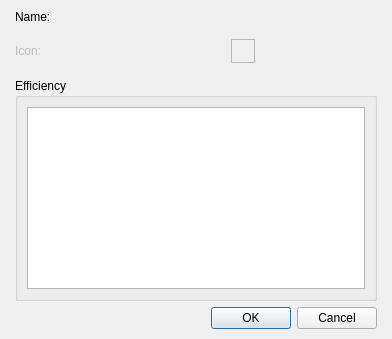
Qt form Editor/Dialogs/Systems/dialogsystemelement.ui (RPG-Paper-Maker/RPG-Paper-Maker) before a commit.
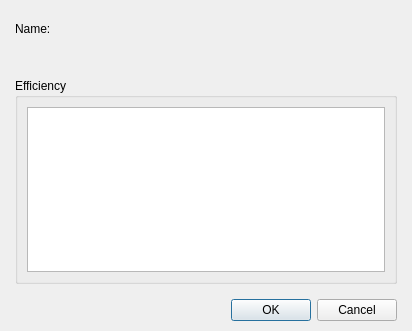
The same form after that commit. Custom widgets are drawn as their Qt base class.

Diff of the .ui file:
```diff
--- a/Editor/Dialogs/Systems/dialogsystemelement.ui
+++ b/Editor/Dialogs/Systems/dialogsystemelement.ui
@@ -6,14 +6,14 @@
    <rect>
     <x>0</x>
     <y>0</y>
-    <width>392</width>
-    <height>339</height>
+    <width>412</width>
+    <height>331</height>
    </rect>
   </property>
   <property name="windowTitle">
    <string>Element</string>
   </property>
-  <layout class="QGridLayout" name="gridLayout_3">
+  <layout class="QGridLayout" name="gridLayout_2">
    <property name="leftMargin">
     <number>15</number>
    </property>
@@ -27,22 +27,22 @@
     <number>10</number>
    </property>
    <item row="0" column="0">
-    <layout class="QVBoxLayout" name="verticalLayout_2">
+    <layout class="QVBoxLayout" name="verticalLayout_2" stretch="1,0">
+     <property name="spacing">
+      <number>15</number>
+     </property>
      <item>
-      <layout class="QVBoxLayout" name="verticalLayout">
-       <property name="spacing">
-        <number>15</number>
-       </property>
+      <layout class="QVBoxLayout" name="verticalLayout" stretch="0,0,1">
        <item>
-        <layout class="QGridLayout" name="gridLayout_2" columnstretch="0,0,0,1">
-         <item row="0" column="0">
+        <layout class="QHBoxLayout" name="horizontalLayout" stretch="0,1,0">
+         <item>
           <widget class="QLabel" name="label">
            <property name="text">
             <string>Name:</string>
            </property>
           </widget>
          </item>
-         <item row="0" column="1">
+         <item>
           <widget class="WidgetTextLang" name="widgetTxtLangName" native="true">
            <property name="minimumSize">
             <size>
@@ -52,7 +52,7 @@
            </property>
           </widget>
          </item>
-         <item row="0" column="3" rowspan="2">
+         <item>
           <spacer name="horizontalSpacer">
            <property name="orientation">
             <enum>Qt::Horizontal</enum>
@@ -65,50 +65,11 @@
            </property>
           </spacer>
          </item>
-         <item row="1" column="0">
-          <widget class="QLabel" name="label_2">
-           <property name="enabled">
-            <bool>false</bool>
-           </property>
-           <property name="text">
-            <string>Icon:</string>
-           </property>
-          </widget>
-         </item>
-         <item row="1" column="1">
-          <widget class="QWidget" name="widgetTodo" native="true">
-           <property name="enabled">
-            <bool>false</bool>
-           </property>
-           <property name="minimumSize">
-            <size>
-             <width>150</width>
-             <height>0</height>
-            </size>
-           </property>
-          </widget>
-         </item>
-         <item row="1" column="2">
-          <widget class="QGraphicsView" name="graphicsViewIcon">
-           <property name="enabled">
-            <bool>false</bool>
-           </property>
-           <property name="minimumSize">
-            <size>
-             <width>24</width>
-             <height>24</height>
-            </size>
-           </property>
-           <property name="maximumSize">
-            <size>
-             <width>24</width>
-             <height>24</height>
-            </size>
-           </property>
-          </widget>
-         </item>
         </layout>
        </item>
+       <item>
+        <widget class="WidgetIcon" name="widgetIcon" native="true"/>
+       </item>
        <item>
         <widget class="QGroupBox" name="groupBox">
          <property name="title">
@@ -116,7 +77,7 @@
          </property>
          <layout class="QGridLayout" name="gridLayout">
           <item row="0" column="0">
-           <widget class="QTreeView" name="treeViewEfficiency">
+           <widget class="WidgetSuperTree" name="treeViewEfficiency">
             <property name="horizontalScrollBarPolicy">
              <enum>Qt::ScrollBarAlwaysOff</enum>
             </property>
@@ -154,6 +115,17 @@
    <header>widgettextlang.h</header>
    <container>1</container>
   </customwidget>
+  <customwidget>
+   <class>WidgetIcon</class>
+   <extends>QWidget</extends>
+   <header>widgeticon.h</header>
+   <container>1</container>
+  </customwidget>
+  <customwidget>
+   <class>WidgetSuperTree</class>
+   <extends>QTreeView</extends>
+   <header>widgetsupertree.h</header>
+  </customwidget>
  </customwidgets>
  <resources/>
  <connections>
```
